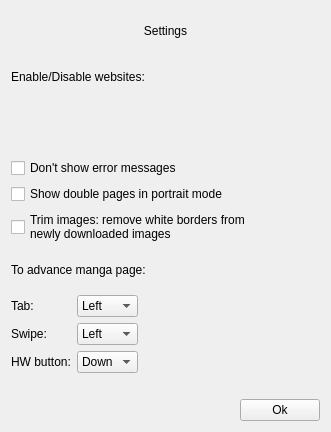
The window that widgets/settingsdialog.ui (Rain92/UltimateMangaReader) describes before a commit, drawn with Qt 5.
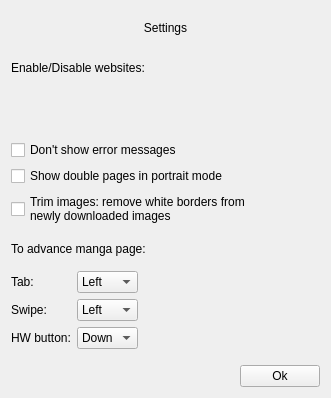
The same window after the commit.

Commit message: Settings UI adjustements

Patch:
```diff
--- a/widgets/settingsdialog.ui
+++ b/widgets/settingsdialog.ui
@@ -7,7 +7,7 @@
     <x>0</x>
     <y>0</y>
     <width>331</width>
-    <height>432</height>
+    <height>398</height>
    </rect>
   </property>
   <property name="windowTitle">
@@ -29,7 +29,7 @@
       <set>Qt::AlignCenter</set>
      </property>
      <property name="margin">
-      <number>20</number>
+      <number>15</number>
      </property>
     </widget>
    </item>
@@ -59,7 +59,13 @@
      </property>
      <layout class="QVBoxLayout" name="verticalLayout_2">
       <property name="spacing">
-       <number>6</number>
+       <number>4</number>
+      </property>
+      <property name="topMargin">
+       <number>0</number>
+      </property>
+      <property name="bottomMargin">
+       <number>4</number>
       </property>
      </layout>
     </widget>
@@ -204,7 +210,7 @@
      <property name="sizeHint" stdset="0">
       <size>
        <width>20</width>
-       <height>20</height>
+       <height>10</height>
       </size>
      </property>
     </spacer>
```
